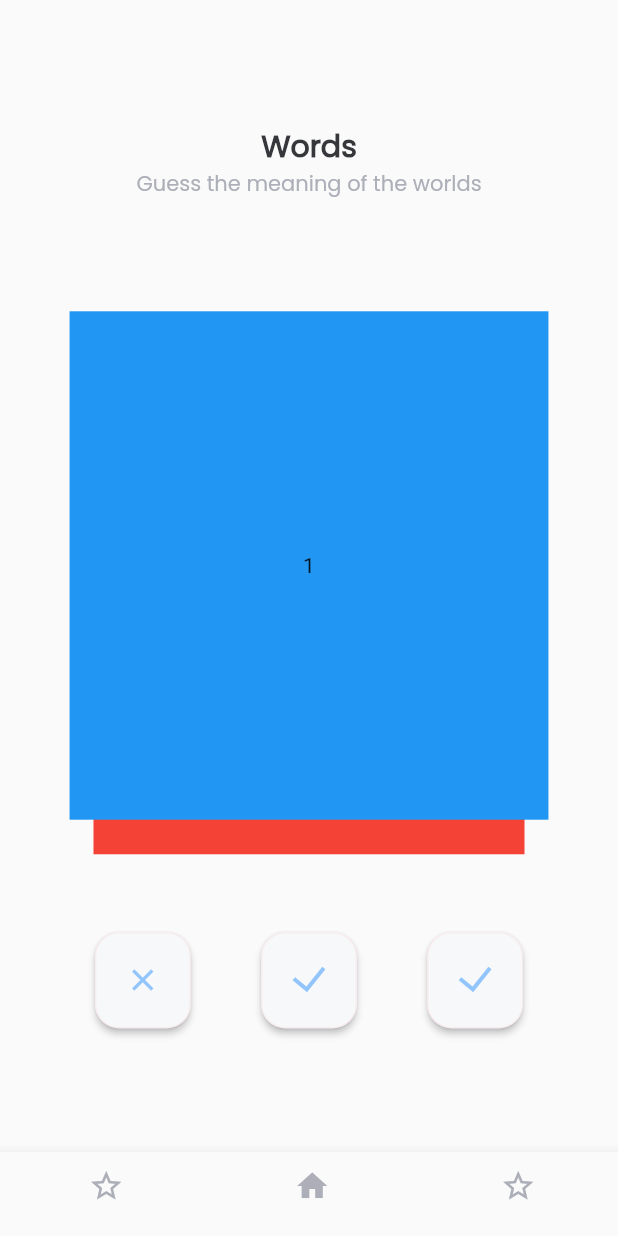
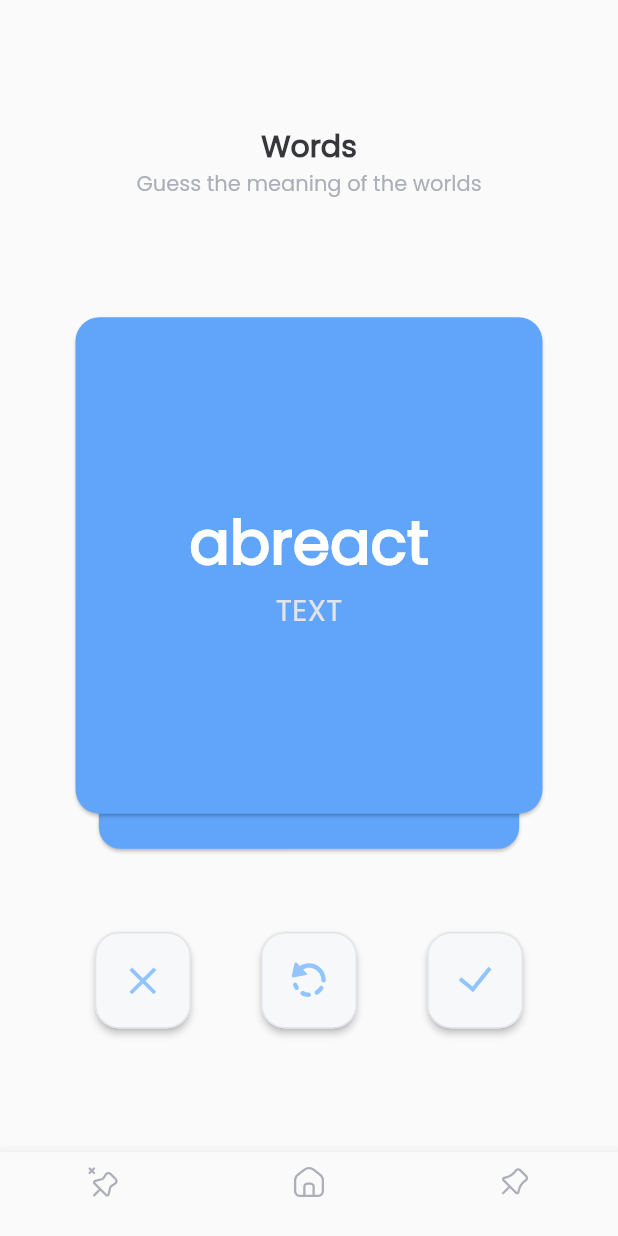
Before and after one commit to Betulkanmaz/wordUp_demo, a Flutter app: the screen it shows after launch, on a phone screen of 412 x 824 dp. Run offline on Flutter 3.47's test engine with Material 2 defaults, Android fonts, the phone set to English and light mode, and no system bars; drawn by our look-alikes of flip_card, flutter_card_swiper; our stand-ins replace flutter_svg, persistent_bottom_nav_bar.

Commit message:
flipcard
card flipped,

```diff
--- a/lib/main.dart
+++ b/lib/main.dart
@@ -47,7 +47,7 @@ class SplashScreenState extends State<MyHomePage> {
         child: Center(
           child: Text(
             'wordUp',
-            style: UIStyle.h2.copyWith(color: UIColors.white),
+            style: UIStyle.h2,
           ),
         ),
       ),
--- a/lib/screens/home_page.dart
+++ b/lib/screens/home_page.dart
@@ -1,6 +1,9 @@
+import 'package:flip_card/flip_card.dart';
+import 'package:flip_card/flip_card_controller.dart';
 import 'package:flutter/material.dart';
 import 'package:flutter_card_swiper/flutter_card_swiper.dart';
 import 'package:flutter_svg/flutter_svg.dart';
+import 'package:persistent_bottom_nav_bar/persistent_tab_view.dart';
 import 'package:wordup_demo/screens/known_words.dart';
 import 'package:wordup_demo/screens/words_to_learn.dart';
 import 'package:wordup_demo/theme/colors.dart';
@@ -22,6 +25,23 @@ class _HomePageState extends State<HomePage> {
     "abreaction",
     "abreactions",
     "abreacts",
+    "abreast",
+    "abri",
+    "abridge",
+    "abridged"
+  ];
+
+  List<String> translate = [
+    "yanıt ver",
+    "iptal edildi",
+    "uymak",
+    "tepki",
+    "tepkiler",
+    "yanıt vermiyor",
+    "takip et",
+    "abri",
+    "abridge",
+    "kısaltılmış"
   ];
 
   List<Widget> pageList = [
@@ -29,25 +49,10 @@ class _HomePageState extends State<HomePage> {
     KnownWords(),
   ];
 
-  List<Container> cards = [
-    Container(
-      alignment: Alignment.center,
-      child: const Text('1'),
-      color: Colors.blue,
-    ),
-    Container(
-      alignment: Alignment.center,
-      child: const Text('2'),
-      color: Colors.red,
-    ),
-    Container(
-      alignment: Alignment.center,
-      child: const Text('3'),
-      color: Colors.purple,
-    )
-  ];
+  CardSwiperController _cardSwiperController = CardSwiperController();
+  GlobalKey<FlipCardState> cardKey = GlobalKey<FlipCardState>();
 
-  CardSwiperController _cardSwiperController = CardSwiperController();
+  FlipCardController flipCardController = FlipCardController();
 
   @override
   Widget build(BuildContext context) {
@@ -78,9 +83,8 @@ class _HomePageState extends State<HomePage> {
                       width: MediaQuery.of(context).size.width * 0.872,
                       height: MediaQuery.of(context).size.height * 0.025,
                       child: Text('Guess the meaning of the worlds',
-                          style: UIStyle.b2_medium.copyWith(
-                              color: UIColors.grey200,
-                              fontFamily: 'Poppins-Regular'),
+                          style: UIStyle.b2_medium
+                              .copyWith(color: UIColors.grey200),
                           textAlign: TextAlign.center),
                     ),
                   ],
@@ -94,8 +98,46 @@ class _HomePageState extends State<HomePage> {
                       //10 kart ekle
                     },
                     controller: _cardSwiperController,
-                    cardsCount: cards.length,
-                    cardBuilder: (context, index) => cards[index],
+                    cardsCount: 10,
+                    cardBuilder: (context, index) {
+                      return FlipCard(
+                        controller: flipCardController,
+                        side: CardSide.FRONT,
+                        direction: FlipDirection.HORIZONTAL,
+                        back: Card(
+                          color: UIColors.primary400,
+                          child: Container(
+                            alignment: Alignment.center,
+                            child: Text(
+                              translate[index],
+                              style: UIStyle.h1,
+                            ),
+                          ),
+                        ),
+                        front: Card(
+                          shape: RoundedRectangleBorder(
+                            borderRadius: BorderRadius.circular(16.0)
+                          ),
+                          color: UIColors.primary400,
+                          child: Container(
+                            alignment: Alignment.center,
+                            child: Column(
+                              mainAxisAlignment: MainAxisAlignment.center,
+                              crossAxisAlignment: CrossAxisAlignment.center,
+                              children: [
+                                Text(
+                                  wordList[index],
+                                  style: UIStyle.h1,
+                                ),
+                                Text('TEXT',
+                                    style: UIStyle.sh2_medium
+                                        .copyWith(color: UIColors.grey100)),
+                              ],
+                            ),
+                          ),
+                        ),
+                      );
+                    },
                   ),
                 ),
                 Container(
@@ -107,6 +149,7 @@ class _HomePageState extends State<HomePage> {
                     mainAxisAlignment: MainAxisAlignment.spaceBetween,
                     children: [
                       ElevatedButton(
+                        //sola kaydirma
                         onPressed: () {
                           _cardSwiperController.swipeLeft();
                         },
@@ -119,14 +162,18 @@ class _HomePageState extends State<HomePage> {
                         child: SizedBox(
                           width: MediaQuery.of(context).size.width * 0.064,
                           height: MediaQuery.of(context).size.height * 0.029,
-                          child: Icon(
-                            Icons.clear,
-                            color: UIColors.primary300,
+                          child: SvgPicture.asset(
+                            'assets/images/left.svg',
+                            width: MediaQuery.of(context).size.width * 0.064,
+                            height: MediaQuery.of(context).size.height * 0.029,
                           ),
                         ),
                       ),
                       ElevatedButton(
-                        onPressed: () {},
+                        //ters-duz etme
+                        onPressed: () {
+                          flipCardController.toggleCard();
+                        },
                         style: ElevatedButton.styleFrom(
                           backgroundColor: UIColors.grey50,
                           side: BorderSide(color: UIColors.grey100, width: 1),
@@ -137,13 +184,14 @@ class _HomePageState extends State<HomePage> {
                           width: MediaQuery.of(context).size.width * 0.064,
                           height: MediaQuery.of(context).size.height * 0.029,
                           child: SvgPicture.asset(
-                            'assets/images/right.svg',
-                            width: 24,
-                            height: 24,
+                            'assets/images/flip.svg',
+                            width: MediaQuery.of(context).size.width * 0.064,
+                            height: MediaQuery.of(context).size.height * 0.029,
                           ),
                         ),
                       ),
                       ElevatedButton(
+                          //saga kaydirma
                           onPressed: () {
                             _cardSwiperController.swipeRight();
                           },
@@ -158,8 +206,9 @@ class _HomePageState extends State<HomePage> {
                             height: MediaQuery.of(context).size.height * 0.029,
                             child: SvgPicture.asset(
                               'assets/images/right.svg',
-                              width: 24,
-                              height: 24,
+                              width: MediaQuery.of(context).size.width * 0.064,
+                              height:
+                                  MediaQuery.of(context).size.height * 0.029,
                             ),
                           )),
                     ],
@@ -169,35 +218,35 @@ class _HomePageState extends State<HomePage> {
             ),
           ),
         ),
-        bottomNavigationBar: Container(
-          padding: EdgeInsets.zero,
-          child: BottomNavigationBar(
+        bottomNavigationBar: BottomNavigationBar(
           type: BottomNavigationBarType.fixed,
           items: [
             BottomNavigationBarItem(
               label: '',
-                  icon: SizedBox(
-                      width: MediaQuery.of(context).size.width * 0.048,
-                      height: MediaQuery.of(context).size.height * 0.022,
-                      child: Icon(Icons.star_border, color: UIColors.grey200))),
+              icon: SvgPicture.asset(
+                'assets/images/pin_cross.svg',
+                width: MediaQuery.of(context).size.width * 0.064,
+                height: MediaQuery.of(context).size.height * 0.029,
+                alignment: Alignment.center,
+              ),
+            ),
             BottomNavigationBarItem(
                 label: '',
-                  icon: SizedBox(
-                    width: MediaQuery.of(context).size.width * 0.048,
-                    height: MediaQuery.of(context).size.height * 0.022,
-                    child: Icon(
-                      Icons.home,
-                      color: UIColors.grey200,
-                    ),
+                icon: SvgPicture.asset(
+                  'assets/images/home.svg',
+                  width: MediaQuery.of(context).size.width * 0.060,
+                  height: MediaQuery.of(context).size.height * 0.025,
+                  alignment: Alignment.center,
                 )),
             BottomNavigationBarItem(
                 label: '',
-                  icon: SizedBox(
-                      width: MediaQuery.of(context).size.width * 0.048,
-                      height: MediaQuery.of(context).size.height * 0.022,
-                      child: Icon(Icons.star_border, color: UIColors.grey200)))
+                icon: SvgPicture.asset(
+                  'assets/images/pin.svg',
+                  width: MediaQuery.of(context).size.width * 0.064,
+                  height: MediaQuery.of(context).size.height * 0.029,
+                  alignment: Alignment.center,
+                ))
           ],
-          ),
         ),
       ),
     );
--- a/lib/theme/colors.dart
+++ b/lib/theme/colors.dart
@@ -8,7 +8,7 @@ class UIColors{
   static Color primary100 = Color(0xFFDBEAFE);
   static Color primary200 = Color(0xFFBFDBFE);
   static Color grey50 = Color(0xFFF7F8F9);
-  static Color grey100 = Color(0xFFE2E47);
+  static Color grey100 = Color(0xFFE2E4E7);
   static Color grey200 = Color(0xFFACAFB8);
   static Color primary400 = Color(0xFF60A5FA);
   static Color primary500 = Color(0xFF3B82F6);
--- a/lib/theme/typhograpy.dart
+++ b/lib/theme/typhograpy.dart
@@ -5,11 +5,11 @@ import 'package:wordup_demo/theme/colors.dart';
 class UIStyle{
 
   static var h1 = TextStyle(color: UIColors.white,fontSize: 40,fontFamily: "Poppins-Regular",fontWeight: FontWeight.w700);
-  static var h2 = TextStyle(color: UIColors.grey400,fontSize: 32,fontFamily: "Poppins-Regular", fontWeight: FontWeight.w700);
+  static var h2 = TextStyle(color: UIColors.white,fontSize: 32,fontFamily: "Poppins-Regular", fontWeight: FontWeight.w700);
   static var sh1 = TextStyle(color: UIColors.white,fontSize: 24,fontFamily: "Poppins-Regular", fontWeight: FontWeight.w700);
-  static var sh2 = TextStyle(color: UIColors.grey400,fontSize: 20,fontFamily: "Poppins-Regular", fontWeight: FontWeight.w700);
-  static var sh2_medium = TextStyle(color: UIColors.grey100,fontSize: 20,fontFamily: "Poppins-Regular");
-  static var b1 = TextStyle(color: UIColors.grey400,fontSize: 16,fontFamily: "Poppins-Regular", fontWeight: FontWeight.w700);
+  static var sh2 = TextStyle(color: UIColors.white,fontSize: 20,fontFamily: "Poppins-Regular", fontWeight: FontWeight.w700);
+  static var sh2_medium = TextStyle(color: UIColors.white,fontSize: 20,fontFamily: "Poppins-Regular");
+  static var b1 = TextStyle(color: UIColors.white,fontSize: 16,fontFamily: "Poppins-Regular", fontWeight: FontWeight.w700);
   static var b1_medium = TextStyle(color: UIColors.white,fontSize: 16,fontFamily: "Poppins-Regular");
   static var b2 = TextStyle(color: UIColors.white,fontSize: 14,fontFamily: "Poppins-Regular", fontWeight: FontWeight.w700);
   static var b2_medium = TextStyle(color: UIColors.white, fontSize: 14,fontFamily: "Poppins-Regular");
--- a/pubspec.yaml
+++ b/pubspec.yaml
@@ -40,6 +40,8 @@ dependencies:
   http: ^1.0.0
   flutter_card_swiper: ^5.1.0
   flutter_svg: ^2.0.6
+  flip_card: ^0.7.0
+  persistent_bottom_nav_bar: ^5.0.2
 
 dev_dependencies:
   flutter_test:
```
Also changed, not shown: assets/images/home.svg, pubspec.lock. Lines whose indentation alone changed are shown as unchanged.
